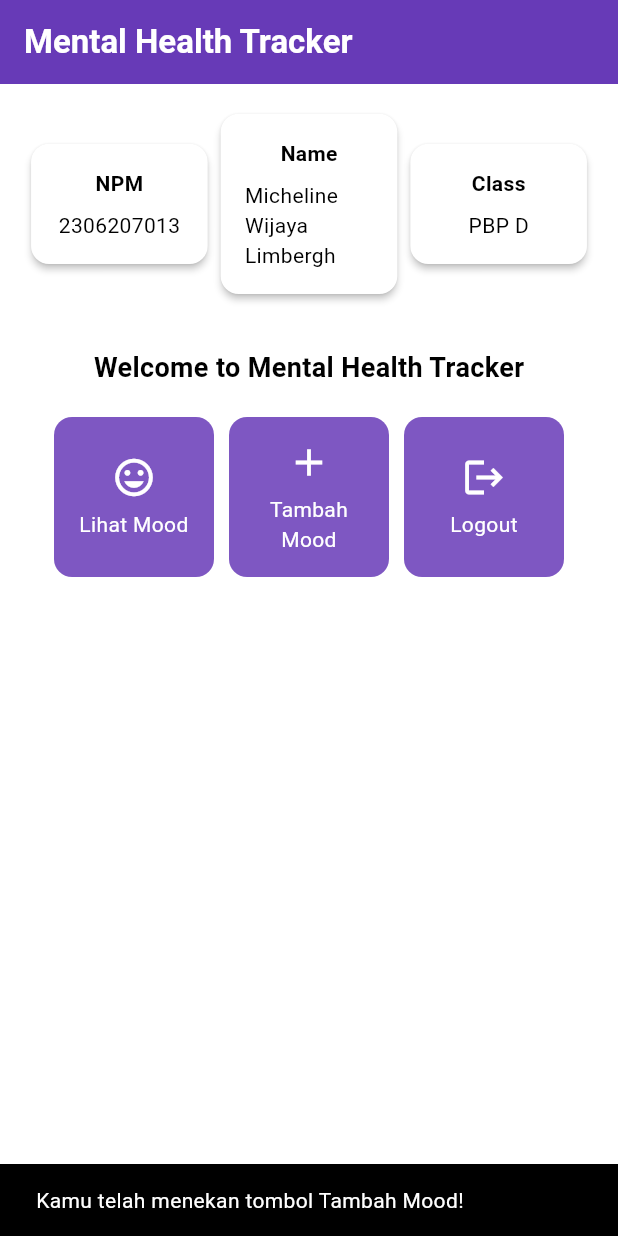
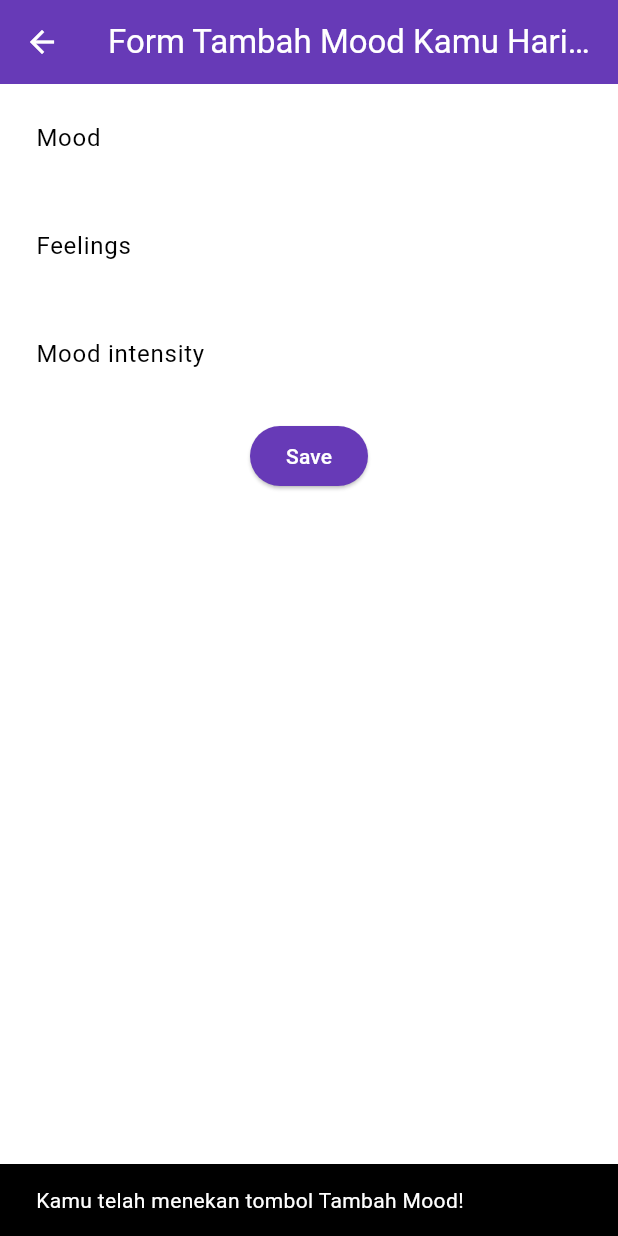
Before and after one commit to MichelineWL/mental-health-tracker-mobile, a Flutter app: the screen it shows after launch, after a tap on "Tambah Mood", on a phone screen of 412 x 824 dp. Run offline on Flutter 3.47's test engine with Material 3 defaults, Android fonts, the phone set to English and light mode, and no system bars.

Commit message:
feat: tutorial 2 menambah left drawer dan form

```diff
--- a/lib/main.dart
+++ b/lib/main.dart
@@ -1,5 +1,5 @@
 import 'package:flutter/material.dart';
-import 'package:mental_health_tracker/menu.dart';
+import 'package:mental_health_tracker/menu.dart'; // Import menu.dart or your other necessary files
 
 void main() {
   runApp(const MyApp());
@@ -20,8 +20,8 @@ class MyApp extends StatelessWidget {
         // the application has a purple toolbar. Then, without quitting the app,
         // try changing the seedColor in the colorScheme below to Colors.green
         // and then invoke "hot reload" (save your changes or press the "hot
-        // reload" button in a Flutter-supported IDE, or press "r" if you used
-        // the command line to start the app).
+        // reload" button in a Flutter-supported IDE, or press "r" if you used the
+        // command line to start the app).
         //
         // Notice that the counter didn't reset back to zero; the application
         // state is not lost during the reload. To reset the state, use hot
@@ -29,10 +29,12 @@ class MyApp extends StatelessWidget {
         //
         // This works for code too, not just values: Most code changes can be
         // tested with just a hot reload.
-        colorScheme: ColorScheme.fromSwatch(primarySwatch: Colors.deepPurple,).copyWith(secondary: Colors.deepPurple[400]),
+        colorScheme: ColorScheme.fromSwatch(primarySwatch: Colors.deepPurple)
+            .copyWith(secondary: Colors.deepPurple[400]),
         useMaterial3: true,
       ),
-      home: MyHomePage(),
+      // Replace with the actual home widget
+      home: MyHomePage(), // Home widget, could be the entry page
     );
   }
 }
--- a/lib/menu.dart
+++ b/lib/menu.dart
@@ -1,4 +1,8 @@
 import 'package:flutter/material.dart';
+import 'package:mental_health_tracker/widgets/left_drawer.dart';
+import 'package:mental_health_tracker/widgets/mood_card.dart';  // Mengimpor mood_card.dart
+import 'package:mental_health_tracker/moodentry_form.dart';
+
 
 class MyHomePage extends StatelessWidget {
   final String npm = '2306207013'; // NPM
@@ -14,11 +18,8 @@ class MyHomePage extends StatelessWidget {
 
   @override
   Widget build(BuildContext context) {
-    // Scaffold menyediakan struktur dasar halaman dengan AppBar dan body.
     return Scaffold(
-      // AppBar adalah bagian atas halaman yang menampilkan judul.
       appBar: AppBar(
-        // Judul aplikasi "Mental Health Tracker" dengan teks putih dan tebal.
         title: const Text(
           'Mental Health Tracker',
           style: TextStyle(
@@ -26,17 +27,15 @@ class MyHomePage extends StatelessWidget {
             fontWeight: FontWeight.bold,
           ),
         ),
-        // Warna latar belakang AppBar diambil dari skema warna tema aplikasi.
         backgroundColor: Theme.of(context).colorScheme.primary,
+        iconTheme: const IconThemeData(color: Colors.white),
       ),
-      // Body halaman dengan padding di sekelilingnya.
+      drawer: const LeftDrawer(),
       body: Padding(
         padding: const EdgeInsets.all(16.0),
-        // Menyusun widget secara vertikal dalam sebuah kolom.
         child: Column(
           crossAxisAlignment: CrossAxisAlignment.center,
           children: [
-            // Row untuk menampilkan 3 InfoCard secara horizontal.
             Row(
               mainAxisAlignment: MainAxisAlignment.spaceEvenly,
               children: [
@@ -45,17 +44,10 @@ class MyHomePage extends StatelessWidget {
                 InfoCard(title: 'Class', content: className),
               ],
             ),
-
-            // Memberikan jarak vertikal 16 unit.
             const SizedBox(height: 16.0),
-
-            // Menempatkan widget berikutnya di tengah halaman.
             Center(
               child: Column(
-                // Menyusun teks dan grid item secara vertikal.
-
                 children: [
-                  // Menampilkan teks sambutan dengan gaya tebal dan ukuran 18.
                   const Padding(
                     padding: EdgeInsets.only(top: 16.0),
                     child: Text(
@@ -66,20 +58,15 @@ class MyHomePage extends StatelessWidget {
                       ),
                     ),
                   ),
-
-                  // Grid untuk menampilkan ItemCard dalam bentuk grid 3 kolom.
                   GridView.count(
                     primary: true,
                     padding: const EdgeInsets.all(20),
                     crossAxisSpacing: 10,
                     mainAxisSpacing: 10,
                     crossAxisCount: 3,
-                    // Agar grid menyesuaikan tinggi kontennya.
                     shrinkWrap: true,
-
-                    // Menampilkan ItemCard untuk setiap item dalam list items.
                     children: items.map((ItemHomepage item) {
-                      return ItemCard(item);
+                      return ItemCard(item);  // Menggunakan ItemCard dari mood_card.dart
                     }).toList(),
                   ),
                 ],
@@ -93,23 +80,18 @@ class MyHomePage extends StatelessWidget {
 }
 
 class InfoCard extends StatelessWidget {
-  // Kartu informasi yang menampilkan title dan content.
-
-  final String title;  // Judul kartu.
-  final String content;  // Isi kartu.
+  final String title;
+  final String content;
 
   const InfoCard({super.key, required this.title, required this.content});
 
   @override
   Widget build(BuildContext context) {
     return Card(
-      // Membuat kotak kartu dengan bayangan dibawahnya.
       elevation: 2.0,
       child: Container(
-        // Mengatur ukuran dan jarak di dalam kartu.
-        width: MediaQuery.of(context).size.width / 3.5, // menyesuaikan dengan lebar device yang digunakan.
+        width: MediaQuery.of(context).size.width / 3.5,
         padding: const EdgeInsets.all(16.0),
-        // Menyusun title dan content secara vertikal.
         child: Column(
           children: [
             Text(
@@ -124,64 +106,3 @@ class InfoCard extends StatelessWidget {
     );
   }
 }
-
-class ItemHomepage {
-  final String name;
-  final IconData icon;
-
-  ItemHomepage(this.name, this.icon);
-}
-
-class ItemCard extends StatelessWidget {
-  // Menampilkan kartu dengan ikon dan nama.
-
-  final ItemHomepage item;
-
-  const ItemCard(this.item, {super.key});
-
-  @override
-  Widget build(BuildContext context) {
-    return Material(
-      // Menentukan warna latar belakang dari tema aplikasi.
-      color: Theme.of(context).colorScheme.secondary,
-      // Membuat sudut kartu melengkung.
-      borderRadius: BorderRadius.circular(12),
-
-      child: InkWell(
-        // Aksi ketika kartu ditekan.
-        onTap: () {
-          // Menampilkan pesan SnackBar saat kartu ditekan.
-          ScaffoldMessenger.of(context)
-            ..hideCurrentSnackBar()
-            ..showSnackBar(
-                SnackBar(content: Text("Kamu telah menekan tombol ${item.name}!"))
-            );
-        },
-        // Container untuk menyimpan Icon dan Text
-        child: Container(
-          padding: const EdgeInsets.all(8),
-          child: Center(
-            child: Column(
-              // Menyusun ikon dan teks di tengah kartu.
-              mainAxisAlignment: MainAxisAlignment.center,
-              children: [
-                Icon(
-                  item.icon,
-                  color: Colors.white,
-                  size: 30.0,
-                ),
-                const Padding(padding: EdgeInsets.all(3)),
-                Text(
-                  item.name,
-                  textAlign: TextAlign.center,
-                  style: const TextStyle(color: Colors.white),
-                ),
-              ],
-            ),
-          ),
-        ),
-      ),
-    );
-  }
-
-}
--- /dev/null
+++ b/lib/moodentry_form.dart
@@ -0,0 +1,157 @@
+import 'package:flutter/material.dart';
+
+class MoodEntryFormPage extends StatefulWidget {
+  const MoodEntryFormPage({super.key});
+
+  @override
+  State<MoodEntryFormPage> createState() => _MoodEntryFormPageState();
+}
+
+class _MoodEntryFormPageState extends State<MoodEntryFormPage> {
+  final _formKey = GlobalKey<FormState>();
+  String _mood = "";
+  String _feelings = "";
+  int _moodIntensity = 0;
+
+  @override
+  Widget build(BuildContext context) {
+    return Scaffold(
+      appBar: AppBar(
+        title: const Text("Form Tambah Mood Kamu Hari ini"),
+        centerTitle: true,
+        backgroundColor: Theme.of(context).colorScheme.primary,
+        foregroundColor: Colors.white,
+      ),
+      body: Form(
+        key: _formKey,
+        child: SingleChildScrollView(
+          child: Column(
+            crossAxisAlignment: CrossAxisAlignment.start,
+            children: [
+              Padding(
+                padding: const EdgeInsets.all(8.0),
+                child: TextFormField(
+                  decoration: InputDecoration(
+                    hintText: "Mood",
+                    labelText: "Mood",
+                    border: OutlineInputBorder(
+                      borderRadius: BorderRadius.circular(5.0),
+                    ),
+                  ),
+                  onChanged: (String? value) {
+                    setState(() {
+                      _mood = value!;
+                    });
+                  },
+                  validator: (String? value) {
+                    if (value == null || value.isEmpty) {
+                      return "Mood tidak boleh kosong!";
+                    }
+                    return null;
+                  },
+                ),
+              ),
+              Padding(
+                padding: const EdgeInsets.all(8.0),
+                child: TextFormField(
+                  decoration: InputDecoration(
+                    hintText: "Feelings",
+                    labelText: "Feelings",
+                    border: OutlineInputBorder(
+                      borderRadius: BorderRadius.circular(5.0),
+                    ),
+                  ),
+                  onChanged: (String? value) {
+                    setState(() {
+                      _feelings = value!;
+                    });
+                  },
+                  validator: (String? value) {
+                    if (value == null || value.isEmpty) {
+                      return "Feelings tidak boleh kosong!";
+                    }
+                    return null;
+                  },
+                ),
+              ),
+              Padding(
+                padding: const EdgeInsets.all(8.0),
+                child: TextFormField(
+                  decoration: InputDecoration(
+                    hintText: "Mood intensity",
+                    labelText: "Mood intensity",
+                    border: OutlineInputBorder(
+                      borderRadius: BorderRadius.circular(5.0),
+                    ),
+                  ),
+                  onChanged: (String? value) {
+                    setState(() {
+                      _moodIntensity = int.tryParse(value!) ?? 0;
+                    });
+                  },
+                  validator: (String? value) {
+                    if (value == null || value.isEmpty) {
+                      return "Mood intensity tidak boleh kosong!";
+                    }
+                    if (int.tryParse(value) == null) {
+                      return "Mood intensity harus berupa angka!";
+                    }
+                    return null;
+                  },
+                ),
+              ),
+              Align(
+                alignment: Alignment.bottomCenter,
+                child: Padding(
+                  padding: const EdgeInsets.all(8.0),
+                  child: ElevatedButton(
+                    style: ButtonStyle(
+                      backgroundColor: MaterialStateProperty.all(
+                          Theme.of(context).colorScheme.primary),
+                    ),
+                    onPressed: () {
+                      if (_formKey.currentState!.validate()) {
+                        // Show dialog with saved values
+                        showDialog(
+                          context: context,
+                          builder: (context) {
+                            return AlertDialog(
+                              title: const Text('Mood berhasil tersimpan'),
+                              content: SingleChildScrollView(
+                                child: Column(
+                                  crossAxisAlignment: CrossAxisAlignment.start,
+                                  children: [
+                                    Text('Mood: $_mood'),
+                                    Text('Feelings: $_feelings'),
+                                    Text('Mood Intensity: $_moodIntensity'),
+                                  ],
+                                ),
+                              ),
+                              actions: [
+                                TextButton(
+                                  child: const Text('OK'),
+                                  onPressed: () {
+                                    Navigator.pop(context);
+                                    _formKey.currentState!.reset();
+                                  },
+                                ),
+                              ],
+                            );
+                          },
+                        );
+                      }
+                    },
+                    child: const Text(
+                      "Save",
+                      style: TextStyle(color: Colors.white),
+                    ),
+                  ),
+                ),
+              ),
+            ],
+          ),
+        ),
+      ),
+    );
+  }
+}
--- /dev/null
+++ b/lib/widgets/left_drawer.dart
@@ -0,0 +1,76 @@
+import 'package:flutter/material.dart';
+import 'package:mental_health_tracker/menu.dart';
+import 'package:mental_health_tracker/moodentry_form.dart';
+
+class LeftDrawer extends StatelessWidget {
+  const LeftDrawer({super.key});
+
+  @override
+  Widget build(BuildContext context) {
+    return Drawer(
+      child: ListView(
+        children: [
+          DrawerHeader(
+            decoration: BoxDecoration(
+              color: Theme.of(context).colorScheme.primary,
+            ),
+            child: const Column(
+              children: [
+                Text(
+                  'Mental Health Tracker',
+                  textAlign: TextAlign.center,
+                  style: TextStyle(
+                    fontSize: 24,
+                    fontWeight: FontWeight.bold,
+                    color: Colors.white,
+                  ),
+                ),
+                Padding(padding: EdgeInsets.all(8)),
+                Text(
+                  "Ayo jaga kesehatan mentalmu setiap hari disini!",
+                  // TODO: Tambahkan gaya teks dengan center alignment, font ukuran 15, warna putih, dan weight biasa
+                  textAlign: TextAlign.center,
+                  style: TextStyle(
+                    fontSize: 15.0,
+                    color: Colors.white,
+                    fontWeight: FontWeight.normal,
+                  )
+                ),
+              ],
+            ),
+          ),
+          ListTile(
+            leading: const Icon(Icons.home_outlined),
+            title: const Text('Halaman Utama'),
+            // Bagian redirection ke MyHomePage
+            onTap: () {
+              Navigator.pushReplacement(
+                context,
+                MaterialPageRoute(
+                  builder: (context) => MyHomePage(),
+                ),
+              );
+            },
+          ),
+          ListTile(
+            leading: const Icon(Icons.mood),
+            title: const Text('Tambah Mood'),
+            // Bagian redirection ke MoodEntryFormPage
+            onTap: () {
+              /*
+              TODO: Buatlah routing ke MoodEntryFormPage di sini,
+              setelah halaman MoodEntryFormPage sudah dibuat.
+              */
+              Navigator.pushReplacement(
+                context,
+                MaterialPageRoute(
+                  builder: (context) => MoodEntryFormPage(),
+                ),
+              );
+            },
+          ),
+        ],
+      ),
+    );
+  }
+}
--- /dev/null
+++ b/lib/widgets/mood_card.dart
@@ -0,0 +1,68 @@
+import 'package:flutter/material.dart';
+import 'package:mental_health_tracker/moodentry_form.dart';
+
+class ItemHomepage {
+  final String name;
+  final IconData icon;
+
+  ItemHomepage(this.name, this.icon);
+}
+
+class ItemCard extends StatelessWidget {
+  // Menampilkan kartu dengan ikon dan nama.
+  final ItemHomepage item;
+
+  const ItemCard(this.item, {super.key});
+
+  @override
+  Widget build(BuildContext context) {
+    return Material(
+      // Menentukan warna latar belakang dari tema aplikasi.
+      color: Theme.of(context).colorScheme.secondary,
+      // Membuat sudut kartu melengkung.
+      borderRadius: BorderRadius.circular(12),
+      child: InkWell(
+        // Aksi ketika kartu ditekan.
+        onTap: () {
+          // Memunculkan SnackBar ketika diklik
+          ScaffoldMessenger.of(context)
+            ..hideCurrentSnackBar()
+            ..showSnackBar(SnackBar(
+                content: Text("Kamu telah menekan tombol ${item.name}!")));
+
+          // Navigate ke route yang sesuai (tergantung jenis tombol)
+          if (item.name == "Tambah Mood") {
+            // Gunakan Navigator.push untuk melakukan navigasi ke MoodEntryFormPage.
+            Navigator.push(
+              context,
+              MaterialPageRoute(builder: (context) => const MoodEntryFormPage()),
+            );
+          }
+        },
+        // Container untuk menyimpan Icon dan Text
+        child: Container(
+          padding: const EdgeInsets.all(8),
+          child: Center(
+            child: Column(
+              // Menyusun ikon dan teks di tengah kartu.
+              mainAxisAlignment: MainAxisAlignment.center,
+              children: [
+                Icon(
+                  item.icon,
+                  color: Colors.white,
+                  size: 30.0,
+                ),
+                const Padding(padding: EdgeInsets.all(3)),
+                Text(
+                  item.name,
+                  textAlign: TextAlign.center,
+                  style: const TextStyle(color: Colors.white),
+                ),
+              ],
+            ),
+          ),
+        ),
+      ),
+    );
+  }
+}
```
